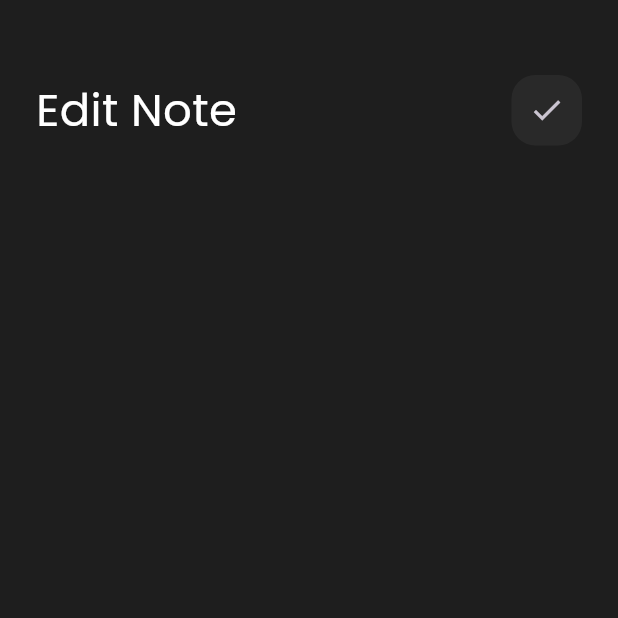
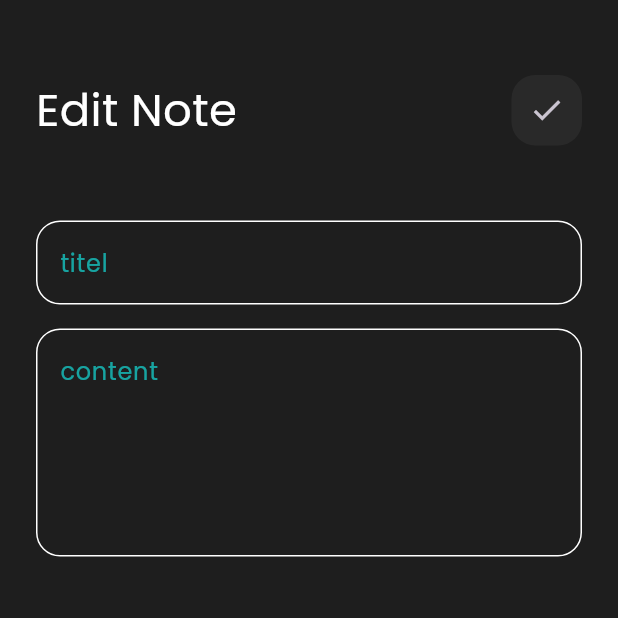
Before and after one commit to omarba136/notes_app, a Flutter app: the EditNoteView screen opened directly, on a phone screen of 412 x 824 dp, the top half of it. Run offline on Flutter 3.47's test engine with Material 3 defaults, Android fonts, the phone set to English and light mode, and no system bars.

Commit message:
edit not view ui done

```diff
--- a/lib/widgets/edit_view_body.dart
+++ b/lib/widgets/edit_view_body.dart
@@ -1,4 +1,5 @@
 import 'package:app_note/widgets/Custom_app_bar.dart';
+import 'package:app_note/widgets/Custom_text_field.dart';
 import 'package:flutter/material.dart';
 
 class EditnotViewBody extends StatelessWidget {
@@ -14,7 +15,10 @@ class EditnotViewBody extends StatelessWidget {
           CustomAppBar(
             title: 'Edit Note',
             icon: Icons.check,
-          ),
+          ), SizedBox(height: 50),
+         CustomTextField(hint: 'titel'),
+         SizedBox(height: 16,),
+         CustomTextField(hint: 'content',maxLines: 5,)
         ],
       ),
     );}}
```
